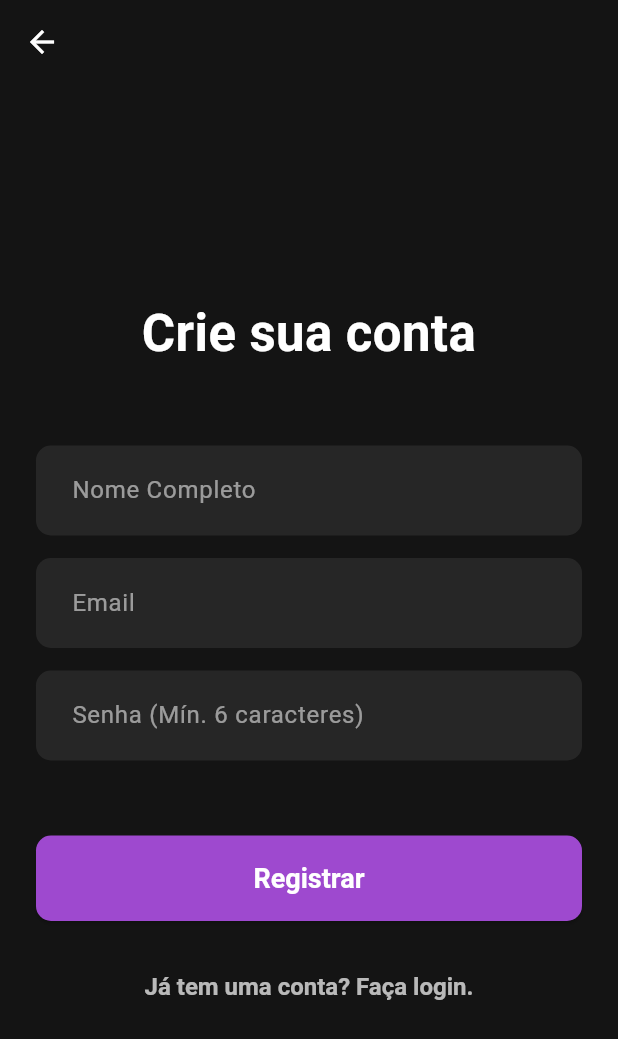
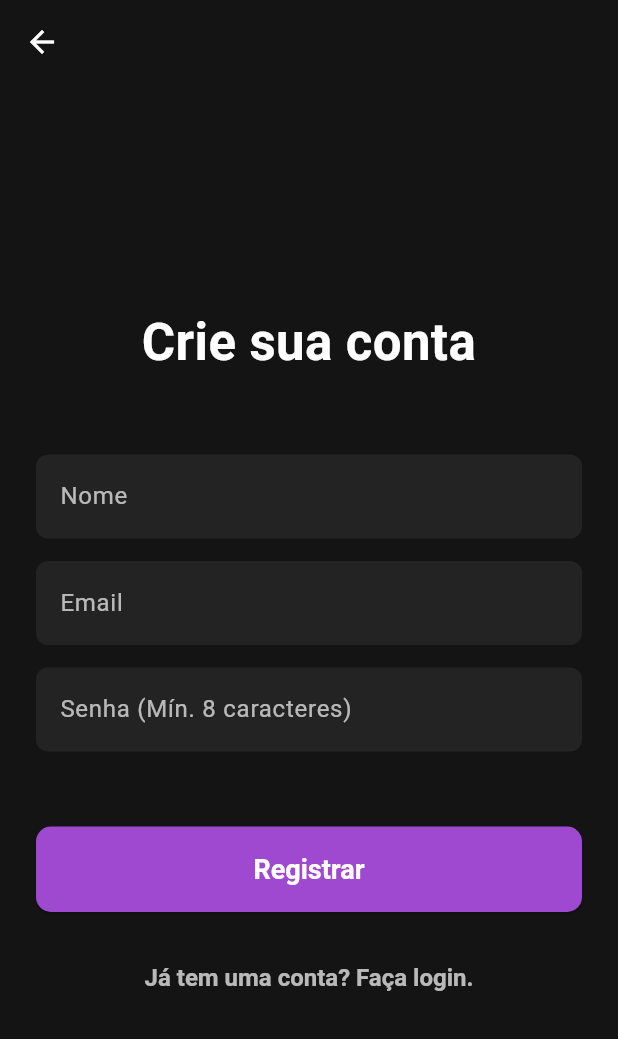
Before and after one commit to joaogbx/easy_stock, a Flutter app: the CreateAccountScreen screen opened directly, on a phone screen of 412 x 824 dp. Shown: the top 1039 px of the screen. Run offline on Flutter 3.47's test engine with Material 3 defaults, Android fonts, the phone set to English and light mode, and no system bars; our stand-ins replace bloc, dio, flutter_bloc, flutter_secure_storage, freezed_annotation, get_it and 1 more; accounts and stored records are empty.

Commit message:
user-and-company-registration

```diff
--- a/lib/app/core/data/datasource/remote/company_datasource.dart
+++ b/lib/app/core/data/datasource/company_datasource.dart
@@ -1,6 +1,5 @@
 import 'dart:convert';
 
-import 'package:easy_stock/app/core/result/result.dart';
 import 'package:easy_stock/constants.dart';
 import 'package:injectable/injectable.dart';
 
--- a/lib/app/core/data/repositories/auth_repository.dart
+++ b/lib/app/core/data/repositories/auth_repository.dart
@@ -1,5 +1,5 @@
 import 'package:dio/dio.dart';
-import 'package:easy_stock/app/core/data/datasource/remote/auth_datasource.dart';
+import 'package:easy_stock/app/core/data/datasource/auth_datasource.dart';
 import 'package:easy_stock/app/core/data/models/user_model.dart';
 
 import 'package:easy_stock/app/core/domain/repositories/i_auth_repository.dart';
--- a/lib/app/core/data/repositories/company_repository.dart
+++ b/lib/app/core/data/repositories/company_repository.dart
@@ -1,5 +1,6 @@
 import 'package:dio/dio.dart';
-import 'package:easy_stock/app/core/data/datasource/remote/company_datasource.dart';
+import 'package:easy_stock/app/core/data/datasource/company_datasource.dart';
+
 import 'package:easy_stock/app/core/data/models/company_model.dart';
 import 'package:easy_stock/app/core/domain/repositories/i_company_repository.dart';
 import 'package:easy_stock/app/core/result/result.dart';
--- a/lib/app/core/data/repositories/user_repository.dart
+++ b/lib/app/core/data/repositories/user_repository.dart
@@ -1,6 +1,5 @@
 import 'package:dio/dio.dart';
-import 'package:easy_stock/app/core/data/datasource/remote/auth_datasource.dart';
-import 'package:easy_stock/app/core/data/datasource/remote/user_datasource.dart';
+import 'package:easy_stock/app/core/data/datasource/user_datasource.dart';
 import 'package:easy_stock/app/core/data/models/user_model.dart';
 import 'package:easy_stock/app/core/domain/repositories/i_user_repository.dart';
 import 'package:easy_stock/app/core/result/result.dart';
--- /dev/null
+++ b/lib/app/core/infra/storage/i_secure_storage_service.dart
@@ -0,0 +1,6 @@
+abstract class ISecureStorageService {
+  Future<void> write(String key, String value);
+  Future<String?> read(String key);
+  Future<void> delete(String key);
+  Future<void> clear();
+}
--- a/lib/app/ui/user/screens/create_user/create_account_screen.dart
+++ b/lib/app/ui/user/screens/create_user/create_account_screen.dart
@@ -1,10 +1,8 @@
 import 'package:easy_stock/app/core/config/injection.dart';
+import 'package:easy_stock/app/core/data/models/user_model.dart';
 import 'package:easy_stock/app/core/ui/components/dialog_feedback.dart';
-import 'package:easy_stock/app/core/ui/theme/colors_pallete.dart';
-import 'package:easy_stock/app/ui/user/screens/create_company/screens/create_company_screen.dart';
+import 'package:easy_stock/app/ui/company/screens/create_company/create_company_screen.dart';
 import 'package:easy_stock/app/ui/user/screens/create_user/cubit/create_user_cubit.dart';
-import 'package:easy_stock/app/ui/user/screens/login/cubit/auth_cubit.dart';
-import 'package:easy_stock/constants.dart';
 import 'package:flutter/material.dart';
 import 'package:flutter_bloc/flutter_bloc.dart';
 
@@ -21,11 +19,6 @@ class _CreateAccountScreenState extends State<CreateAccountScreen> {
   final TextEditingController emailController = TextEditingController();
   final TextEditingController passwordController = TextEditingController();
   final _formKey = GlobalKey<FormState>();
-
-  // Roxo escuro do botão
-
-  // Variável de estado para simular o loading/processamento
-  bool _isLoading = false;
 
   @override
   void dispose() {
@@ -95,7 +88,9 @@ class _CreateAccountScreenState extends State<CreateAccountScreen> {
                         TextFormField(
                           controller: nameController,
                           keyboardType: TextInputType.name,
-                          decoration: _inputDecoration('Nome Completo'),
+                          decoration: InputDecoration(
+                            hintText: 'Nome',
+                          ),
                           validator: (value) {
                             if (value == null || value.trim().isEmpty) {
                               return 'O nome é obrigatório.';
@@ -110,7 +105,9 @@ class _CreateAccountScreenState extends State<CreateAccountScreen> {
                         TextFormField(
                           controller: emailController,
                           keyboardType: TextInputType.emailAddress,
-                          decoration: _inputDecoration('Email'),
+                          decoration: InputDecoration(
+                            hintText: 'Email',
+                          ),
                           validator: (value) {
                             if (value == null || value.isEmpty) {
                               return 'O email é obrigatório.';
@@ -130,8 +127,8 @@ class _CreateAccountScreenState extends State<CreateAccountScreen> {
                         TextFormField(
                           controller: passwordController,
                           obscureText: true,
-                          decoration: _inputDecoration(
-                            'Senha (Mín. 6 caracteres)',
+                          decoration: InputDecoration(
+                            hintText: 'Senha (Mín. 8 caracteres)',
                           ),
                           validator: (value) {
                             if (value == null || value.isEmpty) {
@@ -149,13 +146,29 @@ class _CreateAccountScreenState extends State<CreateAccountScreen> {
                         // --- Botão de Registro ---
                         ElevatedButton(
                           onPressed: () async {
-                            if (_formKey.currentState!.validate()) {
-                              await context.read<CreateUserCubit>().createUser(
-                                email: emailController.text,
-                                password: passwordController.text,
-                                name: nameController.text,
-                              );
-                            }
+                            //if (_formKey.currentState!.validate()) {
+                            //  await context.read<CreateUserCubit>().createUser(
+                            //    email: emailController.text,
+                            //    password: passwordController.text,
+                            //    name: nameController.text,
+                            //  );
+                            //}
+
+                            Navigator.of(context).push(
+                              MaterialPageRoute(
+                                builder: (context) {
+                                  return CreateCompanyScreen(
+                                    user: User(
+                                      id: 1,
+                                      name: 'João Silva',
+                                      email: 'joao@email.com',
+                                      role: 'admin',
+                                      createdAt: DateTime.now(),
+                                    ),
+                                  );
+                                },
+                              ),
+                            );
                           },
                           style: ElevatedButton.styleFrom(
                             foregroundColor: Colors.white,
@@ -208,31 +221,6 @@ class _CreateAccountScreenState extends State<CreateAccountScreen> {
       ),
     );
   }
-
-  // Função auxiliar para o estilo dos TextFields
-  InputDecoration _inputDecoration(String hint) {
-    return InputDecoration(
-      hintText: hint,
-      hintStyle: const TextStyle(color: Colors.white54),
-      filled: true,
-      fillColor: Colors.white.withOpacity(0.08),
-      border: OutlineInputBorder(
-        borderRadius: BorderRadius.circular(10),
-        borderSide: BorderSide.none,
-      ),
-      enabledBorder: OutlineInputBorder(
-        borderRadius: BorderRadius.circular(10),
-        borderSide: BorderSide.none,
-      ),
-      focusedBorder: OutlineInputBorder(
-        borderRadius: BorderRadius.circular(10),
-        borderSide: const BorderSide(
-          width: 2,
-        ), // Borda roxa ao focar
-      ),
-      contentPadding: const EdgeInsets.symmetric(horizontal: 20, vertical: 18),
-    );
-  }
 }
 
 // ----------------------------------------------------------------------------------
--- a/pubspec.yaml
+++ b/pubspec.yaml
@@ -41,6 +41,7 @@ dependencies:
   dio: ^5.9.0
   get_it: ^8.2.0
   injectable_generator: ^2.9.0
+  flutter_secure_storage: ^9.2.4
 
 dev_dependencies:
   flutter_test:
@@ -51,7 +52,7 @@ dev_dependencies:
   # activated in the `analysis_options.yaml` file located at the root of your
   # package. See that file for information about deactivating specific lint
   # rules and activating additional ones.
-  flutter_lints: ^5.0.0
+  flutter_lints: ^6.0.0
   build_runner: ^2.10.1
 
 # For information on the generic Dart part of this file, see the
```
Also changed, not shown: lib/app/core/infra/storage/secure_storage_service.dart (added, +30 -0 lines), lib/app/ui/company/screens/create_company/create_company_screen.dart (renamed from lib/app/ui/user/screens/create_company/screens/create_company_screen.dart, +11 -14 lines), lib/app/core/config/injection.config.dart, lib/app/core/data/datasource/auth_datasource.dart (renamed from lib/app/core/data/datasource/remote/auth_datasource.dart), lib/app/core/data/datasource/user_datasource.dart (renamed from lib/app/core/data/datasource/remote/user_datasource.dart), lib/app/ui/company/cubit/create_company_cubit.dart (renamed from lib/app/ui/user/screens/create_company/cubit/create_company_cubit.dart), lib/app/ui/company/cubit/create_company_cubit.freezed.dart (renamed from lib/app/ui/user/screens/create_company/cubit/create_company_cubit.freezed.dart), lib/app/ui/company/cubit/create_company_state.dart (renamed from lib/app/ui/user/screens/create_company/cubit/create_company_state.dart), lib/app/ui/company/screens/create_company/steps/company_details_step.dart (renamed from lib/app/ui/user/screens/create_company/screens/steps/company_details_step.dart), lib/app/ui/company/screens/create_company/steps/company_explication_step.dart (renamed from lib/app/ui/user/screens/create_company/screens/steps/company_explication_step.dart), lib/app/ui/company/screens/create_company/steps/company_welcome_step.dart (renamed from lib/app/ui/user/screens/create_company/screens/steps/company_welcome_step.dart), pubspec.lock, 5 other files.
